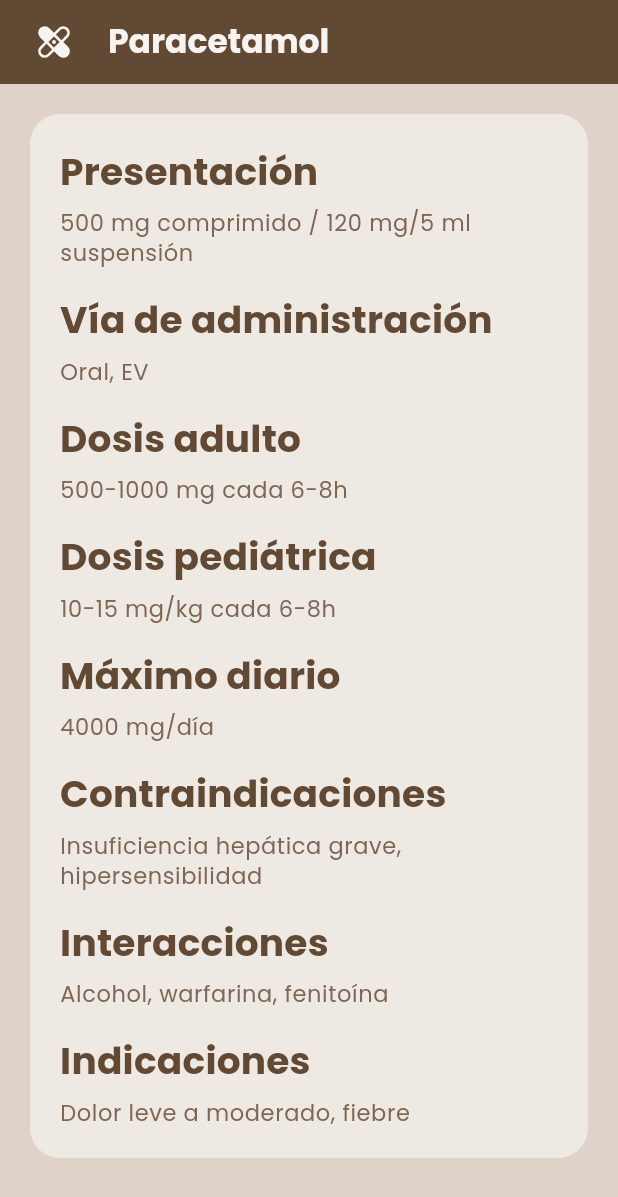
After one commit to farkasokovo/nursia_app, a Flutter app: the FichaMedicamento screen opened directly, on a phone screen of 412 x 824 dp. The commit adds this screen. Shown: the top 1197 px of the screen. Run offline on Flutter 3.47's test engine with Material 3 defaults, Android fonts, the phone set to English and light mode, and no system bars; our stand-ins replace phosphor_flutter.

Commit message:
pantalla farmacos funcionando adecuadamente + buscador

```diff
--- /dev/null
+++ b/assets/data/medicamentos.json
@@ -0,0 +1,119 @@
+[
+  {
+    "nombre": "Amoxicilina",
+    "presentacion": "500 mg cápsula / 250 mg/5 ml suspensión",
+    "via": "Oral",
+    "dosisAdulto": "500 mg cada 8 horas",
+    "dosisPediatrica": "20-40 mg/kg/día cada 8 horas",
+    "maximoDiario": "3000 mg/día",
+    "contraindicaciones": "Hipersensibilidad a penicilinas, mononucleosis infecciosa",
+    "interacciones": "Metotrexato, warfarina, alopurinol",
+    "indicaciones": "Infecciones respiratorias, otitis media, sinusitis, infecciones urinarias",
+    "icono": "shieldPlus",
+    "categoria": "antibiotico"
+  },
+  {
+    "nombre": "Ciprofloxacino",
+    "presentacion": "250 mg, 500 mg, 750 mg comprimidos",
+    "via": "Oral, EV",
+    "dosisAdulto": "250-750 mg cada 12 horas",
+    "dosisPediatrica": "10-20 mg/kg cada 12 horas (uso restringido)",
+    "maximoDiario": "1500 mg/día",
+    "contraindicaciones": "Hipersensibilidad a quinolonas, epilepsia, tendinitis previa",
+    "interacciones": "Antiácidos, teofilina, warfarina, AINEs",
+    "indicaciones": "Infecciones urinarias, gastrointestinales, respiratorias, osteomielitis",
+    "icono": "shieldPlus",
+    "categoria": "antibiotico"
+  },
+  {
+    "nombre": "Azitromicina",
+    "presentacion": "250 mg, 500 mg comprimidos / 200 mg/5 ml suspensión",
+    "via": "Oral, EV",
+    "dosisAdulto": "500 mg el día 1, luego 250 mg días 2-5",
+    "dosisPediatrica": "10 mg/kg el día 1, luego 5 mg/kg días 2-5",
+    "maximoDiario": "500 mg/día",
+    "contraindicaciones": "Hipersensibilidad a macrólidos, hepatopatía grave",
+    "interacciones": "Anticoagulantes, digoxina, colchicina, estatinas",
+    "indicaciones": "Infecciones respiratorias, faringitis, amigdalitis, infecciones de piel",
+    "icono": "shieldPlus",
+    "categoria": "antibiotico"
+  },
+  {
+    "nombre": "Paracetamol",
+    "presentacion": "500 mg comprimido / 120 mg/5 ml suspensión",
+    "via": "Oral, EV",
+    "dosisAdulto": "500-1000 mg cada 6-8h",
+    "dosisPediatrica": "10-15 mg/kg cada 6-8h",
+    "maximoDiario": "4000 mg/día",
+    "contraindicaciones": "Insuficiencia hepática grave, hipersensibilidad",
+    "interacciones": "Alcohol, warfarina, fenitoína",
+    "indicaciones": "Dolor leve a moderado, fiebre",
+    "icono": "bandaids",
+    "categoria": "analgesico"
+  },
+  {
+    "nombre": "Ibuprofeno",
+    "presentacion": "400 mg, 600 mg comprimidos / 100 mg/5 ml suspensión",
+    "via": "Oral",
+    "dosisAdulto": "400-600 mg cada 6-8h",
+    "dosisPediatrica": "5-10 mg/kg cada 6-8h",
+    "maximoDiario": "2400 mg/día",
+    "contraindicaciones": "Úlcera péptica activa, insuficiencia renal grave",
+    "interacciones": "AAS, anticoagulantes, litio",
+    "indicaciones": "Dolor, inflamación, fiebre",
+    "icono": "bandaids",
+    "categoria": "analgesico"
+  },
+  {
+    "nombre": "Ketorolaco",
+    "presentacion": "10 mg comprimidos / 30 mg/ml ampolla",
+    "via": "Oral, IM, EV",
+    "dosisAdulto": "10 mg cada 6-8h (oral), 30 mg IM/EV",
+    "dosisPediatrica": "No recomendado en niños",
+    "maximoDiario": "40 mg/día (oral), 120 mg/día (IM/EV)",
+    "contraindicaciones": "Hipersensibilidad a AINEs, hemorragia activa",
+    "interacciones": "AAS, anticoagulantes, metotrexato",
+    "indicaciones": "Dolor agudo moderado a severo",
+    "icono": "bandaids",
+    "categoria": "analgesico"
+  },
+  {
+    "nombre": "Metoprolol",
+    "presentacion": "50 mg, 100 mg comprimidos",
+    "via": "Oral, EV",
+    "dosisAdulto": "50-100 mg cada 12-24h",
+    "dosisPediatrica": "1-2 mg/kg/día",
+    "maximoDiario": "400 mg/día",
+    "contraindicaciones": "Bradicardia severa, bloqueo AV, asma",
+    "interacciones": "Verapamilo, digoxina, clonidina",
+    "indicaciones": "Hipertensión, angina, insuficiencia cardíaca",
+    "icono": "heartbeat",
+    "categoria": "antihipertensivo"
+  },
+  {
+    "nombre": "Enalapril",
+    "presentacion": "5 mg, 10 mg, 20 mg comprimidos",
+    "via": "Oral",
+    "dosisAdulto": "5-20 mg/día en 1-2 dosis",
+    "dosisPediatrica": "0.1-0.5 mg/kg/día",
+    "maximoDiario": "40 mg/día",
+    "contraindicaciones": "Estenosis de arteria renal, embarazo",
+    "interacciones": "AINEs, diuréticos ahorradores de potasio",
+    "indicaciones": "Hipertensión, insuficiencia cardíaca",
+    "icono": "heartbeat",
+    "categoria": "antihipertensivo"
+  },
+  {
+    "nombre": "Digoxina",
+    "presentacion": "0.25 mg comprimidos / 0.5 mg/2 ml ampolla",
+    "via": "Oral, EV",
+    "dosisAdulto": "0.125-0.25 mg/día",
+    "dosisPediatrica": "10-15 µg/kg/día",
+    "maximoDiario": "0.5 mg/día",
+    "contraindicaciones": "Intoxicación digitálica, miocardiopatía hipertrófica",
+    "interacciones": "Amiodarona, verapamilo, diuréticos",
+    "indicaciones": "Insuficiencia cardíaca, fibrilación auricular",
+    "icono": "heartbeat",
+    "categoria": "antihipertrensivo"
+  }
+]
--- /dev/null
+++ b/lib/models/medicamento.dart
@@ -0,0 +1,45 @@
+// lib/models/medicamento.dart
+class Medicamento {
+  final String nombre;
+  final String presentacion;
+  final String via;
+  final String dosisAdulto;
+  final String dosisPediatrica;
+  final String maximoDiario;
+  final String contraindicaciones;
+  final String interacciones;
+  final String indicaciones;
+  final String icono;
+  final String categoria; // 👈 NUEVO
+
+  const Medicamento({
+    required this.nombre,
+    required this.presentacion,
+    required this.via,
+    required this.dosisAdulto,
+    required this.dosisPediatrica,
+    required this.maximoDiario,
+    required this.contraindicaciones,
+    required this.interacciones,
+    required this.indicaciones,
+    required this.icono,
+    required this.categoria, // 👈 NUEVO
+  });
+
+  factory Medicamento.fromJson(Map<String, dynamic> json) {
+    return Medicamento(
+      nombre: json['nombre'] ?? '',
+      presentacion: json['presentacion'] ?? '',
+      via: json['via'] ?? '',
+      dosisAdulto: json['dosisAdulto'] ?? '',
+      dosisPediatrica: json['dosisPediatrica'] ?? '',
+      maximoDiario: json['maximoDiario'] ?? '',
+      contraindicaciones: json['contraindicaciones'] ?? '',
+      interacciones: json['interacciones'] ?? '',
+      indicaciones: json['indicaciones'] ?? '',
+      icono: json['icono'] ?? 'pill',
+      categoria:
+          json['categoria'] ?? 'general', // 👈 NUEVO con valor por defecto
+    );
+  }
+}
--- /dev/null
+++ b/lib/repositories/repositorio_medicamentos.dart
@@ -0,0 +1,30 @@
+import 'dart:convert';
+import 'package:flutter/services.dart';
+import '../models/medicamento.dart';
+
+class RepositorioMedicamentos {
+  static List<Medicamento>? _cache;
+
+  /// Carga todos los medicamentos desde el JSON (con caché)
+  static Future<List<Medicamento>> cargarMedicamentos() async {
+    if (_cache != null) return _cache!;
+
+    final jsonString = await rootBundle.loadString(
+      'assets/data/medicamentos.json',
+    );
+    final List<dynamic> jsonList = json.decode(jsonString);
+
+    _cache = jsonList.map((json) => Medicamento.fromJson(json)).toList();
+    return _cache!;
+  }
+
+  /// Obtiene un medicamento por su nombre exacto
+  static Future<Medicamento?> obtenerPorNombre(String nombre) async {
+    final lista = await cargarMedicamentos();
+    try {
+      return lista.firstWhere((med) => med.nombre == nombre);
+    } catch (e) {
+      return null;
+    }
+  }
+}
--- /dev/null
+++ b/lib/screens/ficha_medicamento.dart
@@ -0,0 +1,131 @@
+import 'package:flutter/material.dart';
+import 'package:nursia_app/utils/icon_mapper.dart';
+import '../models/medicamento.dart';
+import '../repositories/repositorio_medicamentos.dart';
+
+class FichaMedicamento extends StatefulWidget {
+  final String nombreMedicamento;
+
+  const FichaMedicamento({super.key, required this.nombreMedicamento});
+
+  @override
+  State<FichaMedicamento> createState() => _FichaMedicamentoState();
+}
+
+class _FichaMedicamentoState extends State<FichaMedicamento> {
+  late Future<Medicamento?> _medicamentoFuture;
+
+  @override
+  void initState() {
+    super.initState();
+    _medicamentoFuture = RepositorioMedicamentos.obtenerPorNombre(
+      widget.nombreMedicamento,
+    );
+  }
+
+  @override
+  Widget build(BuildContext context) {
+    final theme = Theme.of(context);
+    final colorScheme = theme.colorScheme;
+
+    return FutureBuilder<Medicamento?>(
+      future: _medicamentoFuture,
+      builder: (context, snapshot) {
+        final medicamento = snapshot.data;
+
+        return Scaffold(
+          backgroundColor: colorScheme.secondaryContainer,
+          appBar: AppBar(
+            title: Text(widget.nombreMedicamento),
+            backgroundColor: colorScheme.primaryContainer,
+            leading: medicamento != null
+                ? Padding(
+                    padding: const EdgeInsets.only(left: 16),
+                    child: Icon(
+                      IconMapper.fromString(medicamento.icono),
+                      size: 28,
+                      color: colorScheme.onPrimaryContainer,
+                    ),
+                  )
+                : null,
+          ),
+          body: _buildBody(snapshot, colorScheme),
+        );
+      },
+    );
+  }
+
+  Widget _buildBody(
+    AsyncSnapshot<Medicamento?> snapshot,
+    ColorScheme colorScheme,
+  ) {
+    if (!snapshot.hasData) {
+      return const Center(child: CircularProgressIndicator());
+    }
+
+    final medicamento = snapshot.data!;
+    final textTheme = Theme.of(context).textTheme;
+
+    return SingleChildScrollView(
+      padding: const EdgeInsets.all(20),
+      child: Container(
+        width: double.infinity,
+        decoration: BoxDecoration(
+          color: colorScheme.secondary,
+          borderRadius: BorderRadius.circular(20),
+        ),
+        padding: const EdgeInsets.all(20),
+        child: Column(
+          crossAxisAlignment: CrossAxisAlignment.start,
+          children: [
+            _buildInfoRow(context, "Presentación", medicamento.presentacion),
+            const SizedBox(height: 16),
+            _buildInfoRow(context, "Vía de administración", medicamento.via),
+            const SizedBox(height: 16),
+            _buildInfoRow(context, "Dosis adulto", medicamento.dosisAdulto),
+            const SizedBox(height: 16),
+            _buildInfoRow(
+              context,
+              "Dosis pediátrica",
+              medicamento.dosisPediatrica,
+            ),
+            const SizedBox(height: 16),
+            _buildInfoRow(context, "Máximo diario", medicamento.maximoDiario),
+            const SizedBox(height: 16),
+            _buildInfoRow(
+              context,
+              "Contraindicaciones",
+              medicamento.contraindicaciones,
+            ),
+            const SizedBox(height: 16),
+            _buildInfoRow(context, "Interacciones", medicamento.interacciones),
+            const SizedBox(height: 16),
+            _buildInfoRow(context, "Indicaciones", medicamento.indicaciones),
+          ],
+        ),
+      ),
+    );
+  }
+
+  Widget _buildInfoRow(BuildContext context, String titulo, String contenido) {
+    final theme = Theme.of(context);
+    final colorScheme = theme.colorScheme;
+    final textTheme = theme.textTheme;
+
+    return Column(
+      crossAxisAlignment: CrossAxisAlignment.start,
+      children: [
+        Text(titulo, style: textTheme.titleMedium),
+        const SizedBox(height: 6),
+        Text(
+          contenido.isEmpty ? "No especificado" : contenido,
+          style: textTheme.bodySmall?.copyWith(
+            color: colorScheme.onSecondaryContainer,
+            fontSize: 15,
+            fontWeight: FontWeight.w400,
+          ),
+        ),
+      ],
+    );
+  }
+}
--- /dev/null
+++ b/lib/utils/icon_mapper.dart
@@ -0,0 +1,22 @@
+import 'package:flutter/material.dart';
+import 'package:phosphor_flutter/phosphor_flutter.dart';
+
+class IconMapper {
+  static IconData fromString(String iconName) {
+    switch (iconName) {
+      // Analgésicos
+      case 'bandaids':
+        return PhosphorIconsFill.bandaids;
+      // Antibióticos
+      case 'shieldPlus':
+        return PhosphorIconsFill.shieldPlus;
+
+      // Cardiovasculares
+      case 'heartbeat':
+        return PhosphorIconsFill.heartbeat;
+      // Escalas / otros
+      default:
+        return PhosphorIconsFill.pill;
+    }
+  }
+}
--- a/lib/widgets/farma_button.dart
+++ b/lib/widgets/farma_button.dart
@@ -36,7 +36,7 @@ class FarmaButton extends StatelessWidget {
         ),
         child: Row(
           children: [
-            Icon(icon, size: 35, color: colorScheme.onPrimary),
+            Icon(icon, size: 30, color: colorScheme.onPrimary),
             const SizedBox(width: 20),
             Expanded(child: Text(title, style: textTheme.titleSmall)),
             const Icon(
```
Also changed, not shown: lib/screens/farmacologia/analgesicos_screen.dart (+32 -7 lines), lib/screens/farmacologia/antibioticos_screen.dart (+32 -7 lines), lib/screens/farmacologia/cardiovascular_screen.dart (+19 -8 lines), lib/screens/farmacologia_screen.dart (+29 -26 lines).
